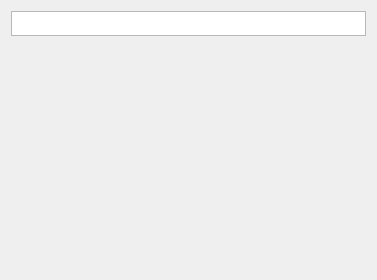
Above: src/gui/unit.ui from deresute-tools/deresute-tools before the change. Below: the same form after it.
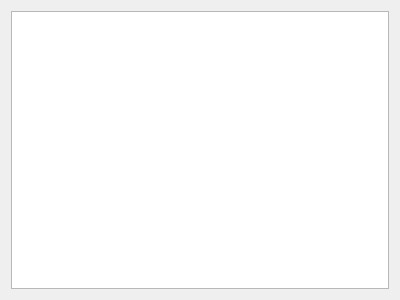
That is the form after the change.

Commit message: Add potential tab

```diff
--- a/src/gui/unit.ui
+++ b/src/gui/unit.ui
@@ -6,67 +6,16 @@
             <rect>
                 <x>0</x>
                 <y>0</y>
-                <width>377</width>
-                <height>280</height>
+    <width>400</width>
+    <height>300</height>
             </rect>
         </property>
         <property name="windowTitle">
             <string>Form</string>
         </property>
-        <layout class="QGridLayout" name="gridLayout_2">
-            <item row="0" column="0">
                 <layout class="QVBoxLayout" name="verticalLayout">
                     <item>
-                        <widget class="QPlainTextEdit" name="unitName">
-                            <property name="minimumSize">
-                                <size>
-                                    <width>0</width>
-                                    <height>10</height>
-                                </size>
-                            </property>
-                            <property name="maximumSize">
-                                <size>
-                                    <width>16777215</width>
-                                    <height>25</height>
-                                </size>
-                            </property>
-                        </widget>
-                    </item>
-                    <item>
-                        <layout class="QHBoxLayout" name="horizontalLayout">
-                            <item>
-                                <layout class="QVBoxLayout" name="verticalLayout_3">
-                                    <item>
-                                        <widget class="QWidget" name="card1" native="true"/>
-                                    </item>
-                                    <item>
-                                        <widget class="QWidget" name="card4" native="true"/>
-                                    </item>
-                                </layout>
-                            </item>
-                            <item>
-                                <layout class="QVBoxLayout" name="verticalLayout_2">
-                                    <item>
-                                        <widget class="QWidget" name="card2" native="true"/>
-                                    </item>
-                                    <item>
-                                        <widget class="QWidget" name="card5" native="true"/>
-                                    </item>
-                                </layout>
-                            </item>
-                            <item>
-                                <layout class="QVBoxLayout" name="verticalLayout_4">
-                                    <item>
-                                        <widget class="QWidget" name="card3" native="true"/>
-                                    </item>
-                                    <item>
-                                        <widget class="QWidget" name="cardg" native="true"/>
-                                    </item>
-                                </layout>
-                            </item>
-                        </layout>
-                    </item>
-                </layout>
+    <widget class="QTableWidget" name="tableWidget"/>
             </item>
         </layout>
     </widget>
```
Lines whose indentation alone changed are shown as unchanged. The commit also changes 6 other files.
